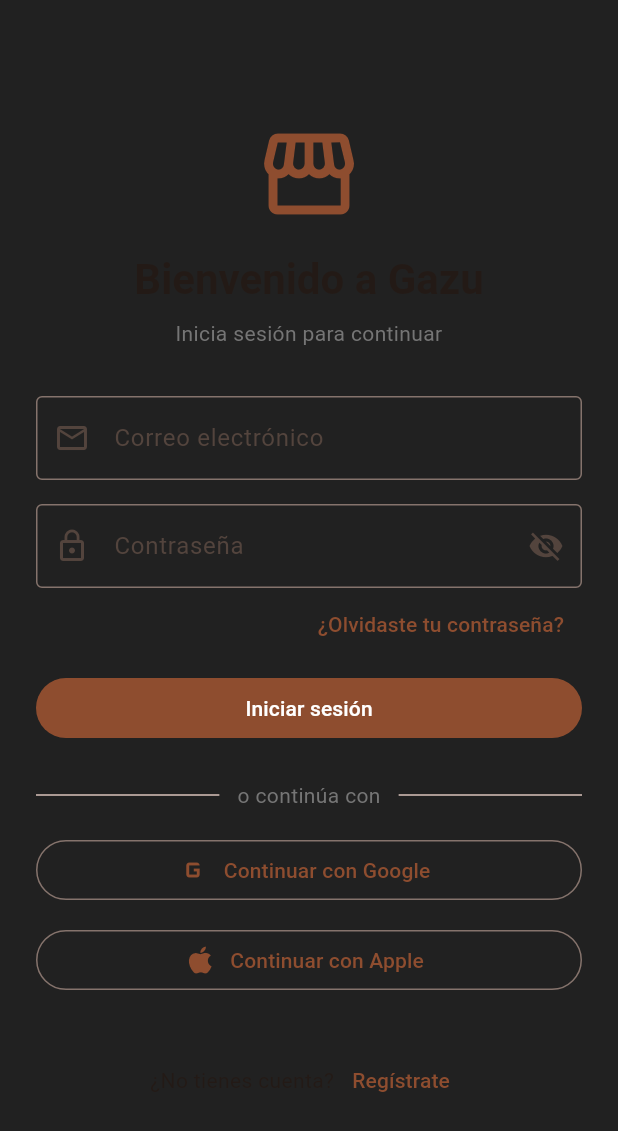
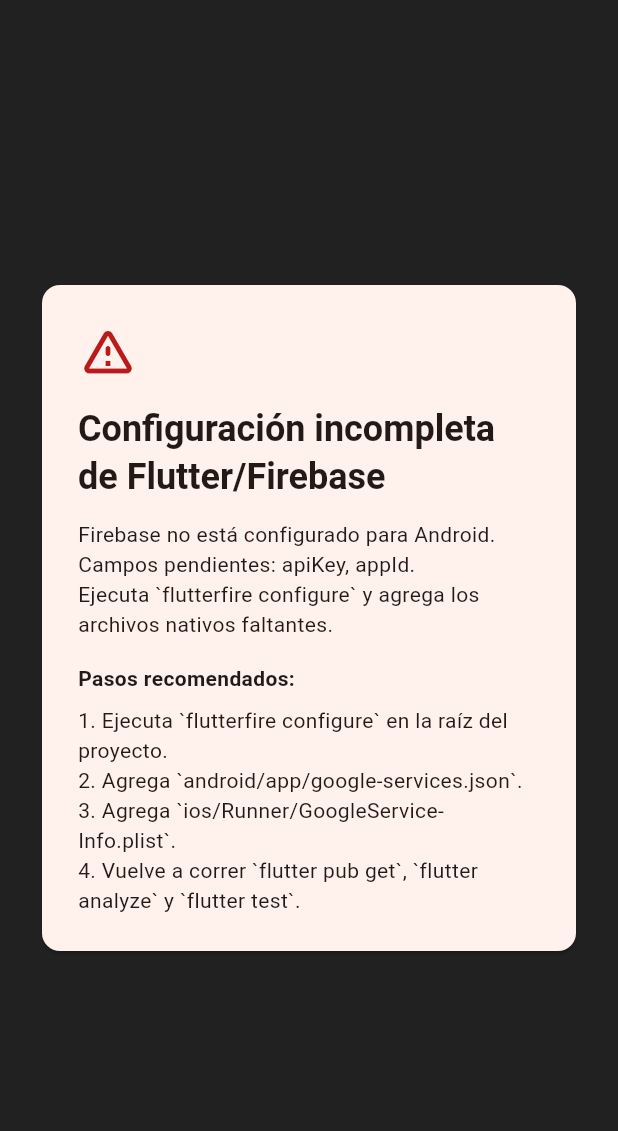
Before and after one commit to HECTORGMHM/gazuproyecto, a Flutter app: the screen it shows after launch, on a phone screen of 412 x 824 dp. Shown: the top 1131 px of the screen. Run offline on Flutter 3.47's test engine with Material 3 defaults, Android fonts, the phone set to English and light mode, and no system bars; our stand-ins replace cloud_firestore, firebase_auth, firebase_core, firebase_storage, google_sign_in, image_picker and 1 more; accounts and stored records are empty.

Commit message:
feat: surface firebase startup issues clearly

```diff
--- a/lib/main.dart
+++ b/lib/main.dart
@@ -4,15 +4,22 @@ import 'package:provider/provider.dart';
 import 'firebase_options.dart';
 import 'services/auth_service.dart';
 import 'services/firestore_service.dart';
+import 'utils/firebase_startup_guard.dart';
 import 'utils/constants.dart';
 import 'widgets/auth_wrapper.dart';
 
 Future<void> main() async {
   WidgetsFlutterBinding.ensureInitialized();
-  await Firebase.initializeApp(
-    options: DefaultFirebaseOptions.currentPlatform,
-  );
-  runApp(const GazuApp());
+
+  try {
+    FirebaseStartupGuard.validateCurrentPlatform();
+    await Firebase.initializeApp(
+      options: DefaultFirebaseOptions.currentPlatform,
+    );
+    runApp(const GazuApp());
+  } catch (error) {
+    runApp(GazuStartupIssueApp(message: error.toString()));
+  }
 }
 
 class GazuApp extends StatelessWidget {
@@ -44,3 +51,85 @@ class GazuApp extends StatelessWidget {
     );
   }
 }
+
+class GazuStartupIssueApp extends StatelessWidget {
+  const GazuStartupIssueApp({
+    super.key,
+    required this.message,
+  });
+
+  final String message;
+
+  @override
+  Widget build(BuildContext context) {
+    return MaterialApp(
+      title: 'Gazu',
+      debugShowCheckedModeBanner: false,
+      theme: ThemeData(
+        colorScheme: ColorScheme.fromSeed(
+          seedColor: const Color(AppColors.primaryOrange),
+        ),
+        scaffoldBackgroundColor: const Color(AppColors.scaffoldCharcoal),
+        useMaterial3: true,
+      ),
+      home: _StartupIssueScreen(message: message),
+    );
+  }
+}
+
+class _StartupIssueScreen extends StatelessWidget {
+  const _StartupIssueScreen({required this.message});
+
+  final String message;
+
+  @override
+  Widget build(BuildContext context) {
+    final theme = Theme.of(context);
+
+    return Scaffold(
+      body: Center(
+        child: ConstrainedBox(
+          constraints: const BoxConstraints(maxWidth: 640),
+          child: Padding(
+            padding: const EdgeInsets.all(24),
+            child: Card(
+              child: Padding(
+                padding: const EdgeInsets.all(24),
+                child: Column(
+                  mainAxisSize: MainAxisSize.min,
+                  crossAxisAlignment: CrossAxisAlignment.start,
+                  children: [
+                    Icon(
+                      Icons.warning_amber_rounded,
+                      color: theme.colorScheme.error,
+                      size: 40,
+                    ),
+                    const SizedBox(height: 16),
+                    Text(
+                      'Configuración incompleta de Flutter/Firebase',
+                      style: theme.textTheme.headlineSmall?.copyWith(
+                        fontWeight: FontWeight.bold,
+                      ),
+                    ),
+                    const SizedBox(height: 12),
+                    Text(message),
+                    const SizedBox(height: 16),
+                    const Text(
+                      'Pasos recomendados:',
+                      style: TextStyle(fontWeight: FontWeight.bold),
+                    ),
+                    const SizedBox(height: 8),
+                    const Text('1. Ejecuta `flutterfire configure` en la raíz del proyecto.'),
+                    const Text('2. Agrega `android/app/google-services.json`.'),
+                    const Text('3. Agrega `ios/Runner/GoogleService-Info.plist`.'),
+                    const Text('4. Vuelve a correr `flutter pub get`, `flutter analyze` y `flutter test`.'),
+                  ],
+                ),
+              ),
+            ),
+          ),
+        ),
+      ),
+    );
+  }
+}
```
Also changed, not shown: lib/utils/firebase_startup_guard.dart (added, +66 -0 lines), 1 other file.
